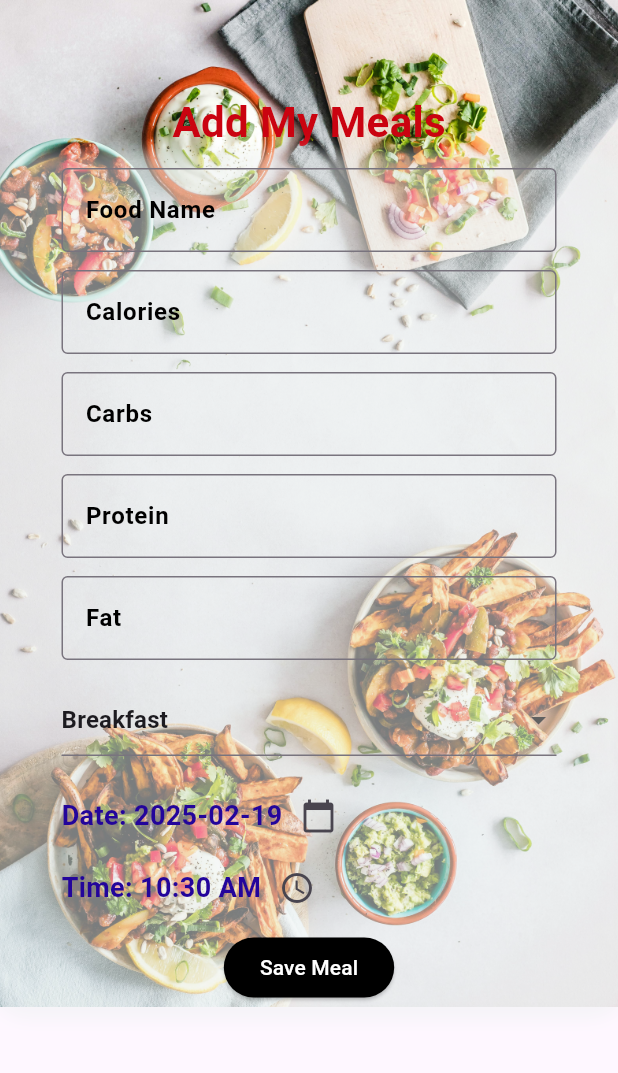
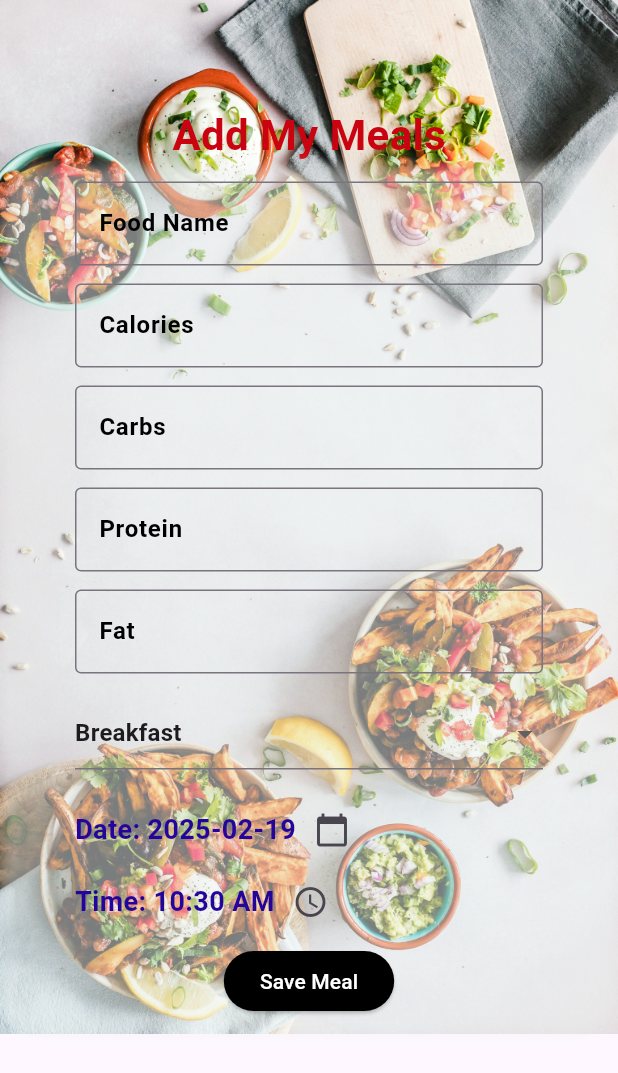
Before and after one commit to Thisarani123/Dietary_Log_Application, a Flutter app: the AddMealScreen screen opened directly, on a phone screen of 412 x 824 dp. Shown: the top 1073 px of the screen. Run offline on Flutter 3.47's test engine with Material 3 defaults, Android fonts, the light colour scheme and no system bars; our stand-ins replace cloud_firestore, firebase_auth, firebase_core, google_fonts; accounts and stored records are empty.

Commit message:
Updated AddMeal page

```diff
--- a/lib/AddMeal.dart
+++ b/lib/AddMeal.dart
@@ -103,7 +103,7 @@ class _AddMealScreenState extends State<AddMealScreen> {
             ),
           ),
           child: Padding(
-            padding: const EdgeInsets.all(1),
+            padding: const EdgeInsets.all(10),
             child: Column(
               children: [
                 SizedBox(height: 60),
```
